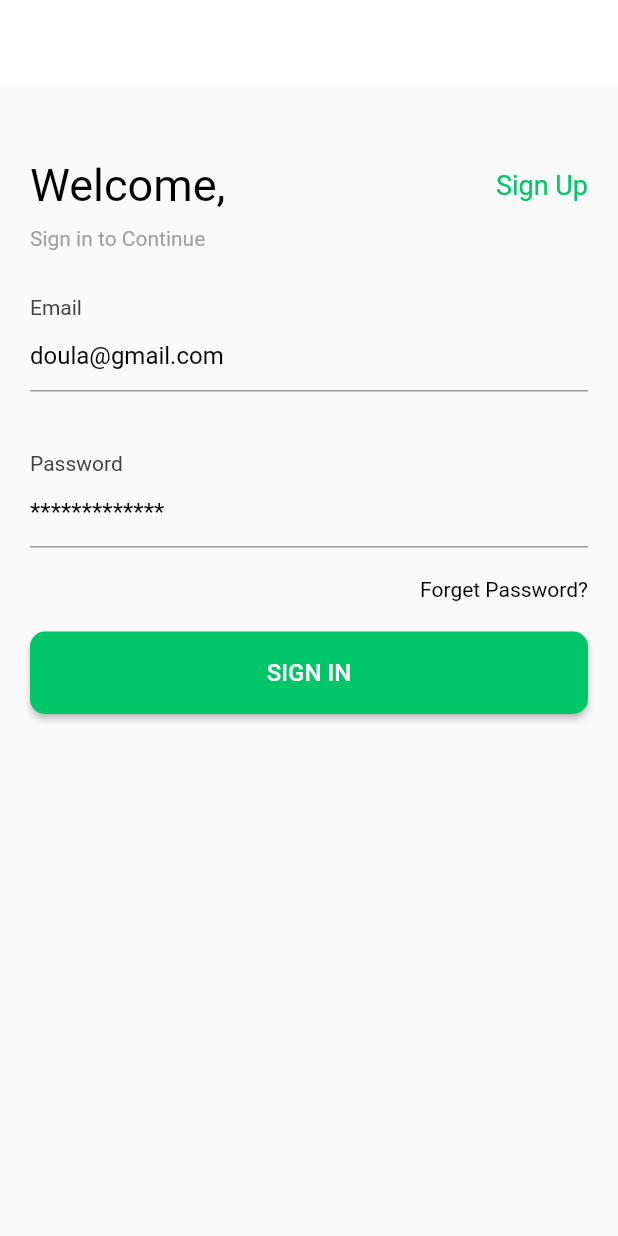
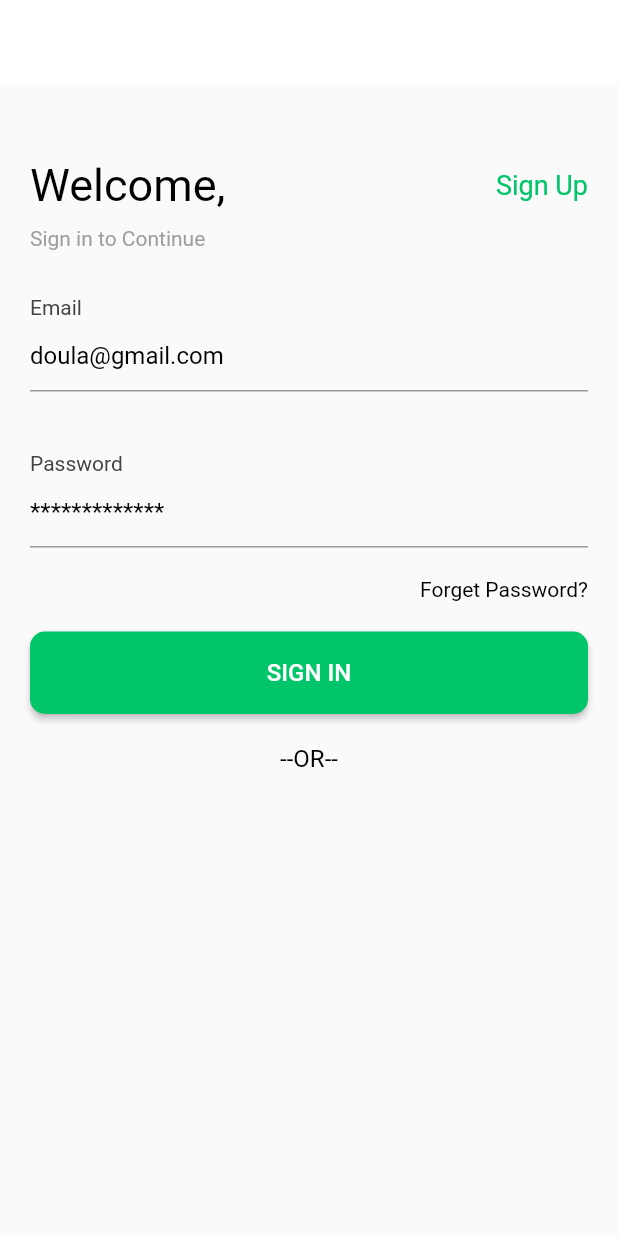
Before and after one commit to MohammedAdel1111/E-Commerce-App, a Flutter app: the screen it shows after launch, on a phone screen of 412 x 824 dp. Run offline on Flutter 3.47's test engine with Material 2 defaults, Android fonts, the phone set to English and light mode, and no system bars.

```diff
--- a/lib/view/auth/login_screen.dart
+++ b/lib/view/auth/login_screen.dart
@@ -68,6 +68,21 @@ class LoginScreen extends StatelessWidget {
               text: 'SIGN IN',
               onPressed: () {},
             ),
+            SizedBox(height: 20),
+            CustomText(
+              text: '--OR--',
+              alignment: Alignment.center,
+            ),
+            MaterialButton(
+              onPressed: () {},
+              shape: RoundedRectangleBorder(
+                  borderRadius: BorderRadius.circular(10)),
+              child: Row(
+                children: [
+
+                ],
+              ),
+            ),
           ],
         ),
       ),
--- a/pubspec.yaml
+++ b/pubspec.yaml
@@ -54,9 +54,8 @@ flutter:
   # the material Icons class.
   uses-material-design: true
   # To add assets to your application, add an assets section, like this:
-  # assets:
-  #   - images/a_dot_burr.jpeg
-  #   - images/a_dot_ham.jpeg
+  assets:
+    - assets/
   # An image asset can refer to one or more resolution-specific "variants", see
   # https://flutter.dev/assets-and-images/#resolution-aware
   # For details regarding adding assets from package dependencies, see
```
Also changed, not shown: assets/facebook.png (added), assets/google.png (added).
